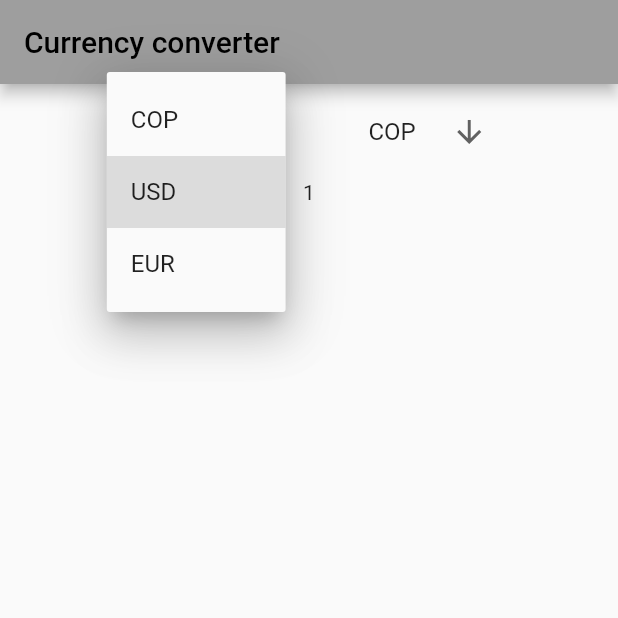
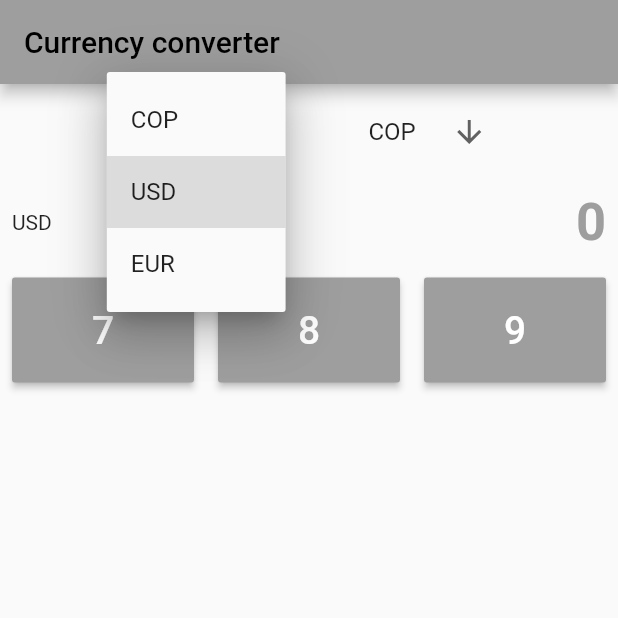
Before and after one commit to FundamentosProgramacionMovil/f_currency_converter_activity, a Flutter app: the screen it shows after launch, after a tap on "USD", on a phone screen of 412 x 824 dp, the top half of it. Run offline on Flutter 3.47's test engine with Material 2 defaults, Android fonts, the phone set to English and light mode, and no system bars.

Commit message:
add more guide code

```diff
--- a/lib/ui/widgets/key_pad.dart
+++ b/lib/ui/widgets/key_pad.dart
@@ -19,8 +19,50 @@ class KeyPad extends StatefulWidget {
 }
 
 class _KeyPadState extends State<KeyPad> {
+  double _currency2 = 0;
+  int _currency1 = 0;
+
+  void _onPressed(int k) {
+    setState(() {});
+  }
+
   @override
   Widget build(BuildContext context) {
-    return const OneKey(number: 1);
+    return Column(
+      children: [
+        Row(
+          children: [
+            Padding(
+              padding: const EdgeInsets.all(8.0),
+              child: Text(
+                widget.textCurrency1,
+                key: const Key('TextCurrency1'),
+              ),
+            ),
+            Expanded(
+              child: Container(),
+            ),
+            Container(
+                padding: const EdgeInsets.all(8.0),
+                alignment: Alignment.centerRight,
+                child: Text(
+                  _currency1.toString(),
+                  textAlign: TextAlign.right,
+                  style: TextStyle(
+                      fontWeight: FontWeight.bold,
+                      color: Theme.of(context).colorScheme.secondary,
+                      fontSize: 35),
+                )),
+          ],
+        ),
+        Row(
+            mainAxisAlignment: MainAxisAlignment.spaceAround,
+            children: <Widget>[
+              OneKey(number: 7, callback: _onPressed),
+              OneKey(number: 8, callback: _onPressed),
+              OneKey(number: 9, callback: _onPressed),
+            ])
+      ],
+    );
   }
 }
--- a/lib/ui/widgets/one_key.dart
+++ b/lib/ui/widgets/one_key.dart
@@ -1,13 +1,30 @@
 import 'package:flutter/material.dart';
 
 class OneKey extends StatelessWidget {
-  const OneKey({Key? key, required this.number}) : super(key: key);
+  const OneKey({Key? key, required this.number, required this.callback})
+      : super(key: key);
+
   final int number;
+  final Function(int) callback;
+
   @override
   Widget build(BuildContext context) {
-    return Container(
-      key: Key(number.toString()),
-      child: Text(number.toString()),
+    return Expanded(
+      child: Padding(
+        padding: const EdgeInsets.fromLTRB(8, 8, 8, 8),
+        child: MaterialButton(
+            key: Key(number.toString()),
+            color: Theme.of(context).primaryColor,
+            padding: const EdgeInsets.fromLTRB(0, 20, 0, 20),
+            onPressed: () {
+              callback(number);
+            },
+            child: Text(number.toString(),
+                style: const TextStyle(
+                  fontSize: 26.0,
+                  color: Colors.white,
+                ))),
+      ),
     );
   }
 }
```
Also changed, not shown: pubspec.lock, 1 other file.
